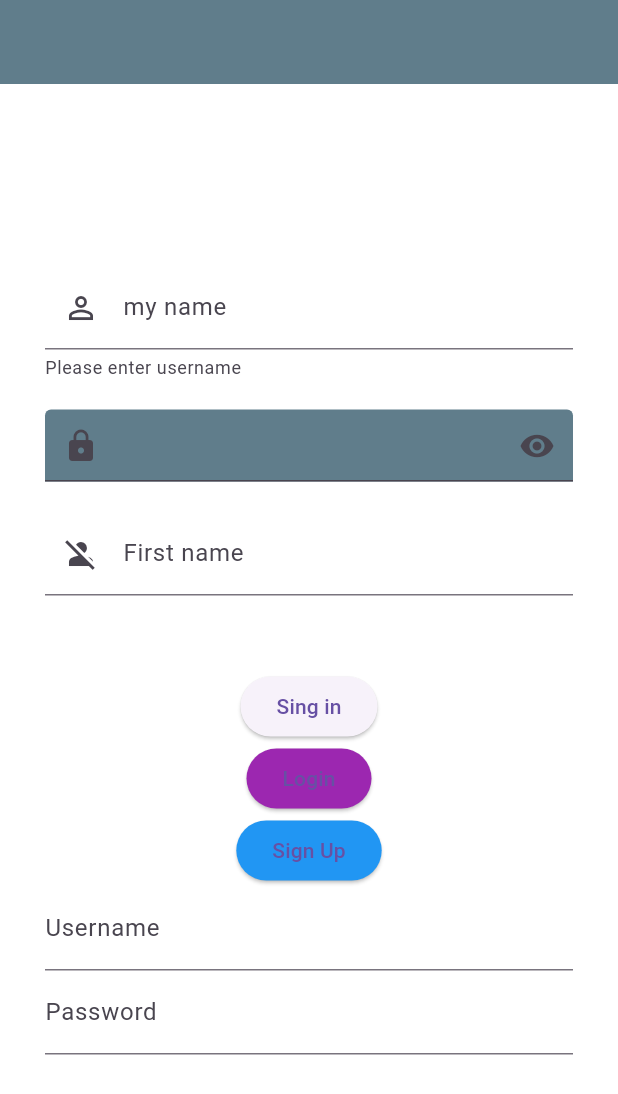
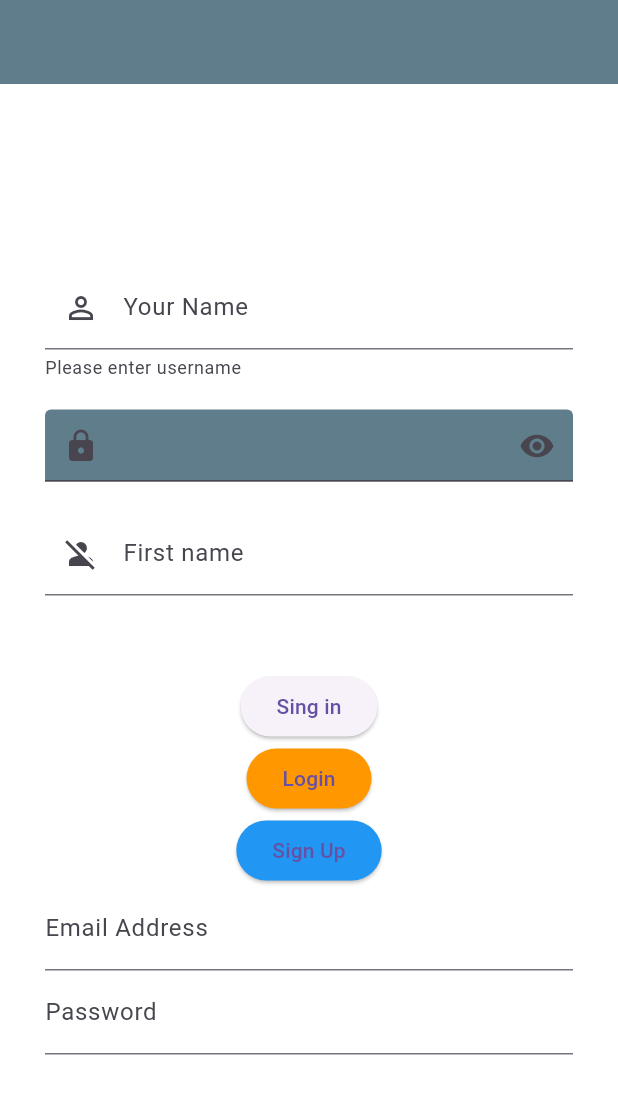
Before and after one commit to manikanta476/hike_messenger, a Flutter app: the screen it shows after launch, on a phone screen of 412 x 824 dp. Shown: the top 1094 px of the screen. Run offline on Flutter 3.47's test engine with Material 3 defaults, Android fonts, the phone set to English and light mode, and no system bars.

Commit message:
Updated the constant files
1. button constants
2. text constants
3. web constants

```diff
--- a/lib/constants/color_constants.dart
+++ b/lib/constants/color_constants.dart
@@ -3,7 +3,7 @@ import 'package:flutter/material.dart';
 
 class ColorConstants {
 
-  static const Color appPrimaryColor = Colors.blue;
+  static const Color appPrimaryColor = Colors.purple;
   static const Color appSecondaryColor = Colors.red;
   static const Color textColor = Colors.black;
   static const Color secondaryTextColor = Colors.grey;
--- a/lib/constants/text_constants.dart
+++ b/lib/constants/text_constants.dart
@@ -3,5 +3,5 @@ import 'package:flutter/material.dart';
 
 class TextConstants {
   static const String loginText = "Sing in";
-  static const String username = "my name";
+  static const String username = "Your Name";
 }
--- a/lib/contants/web_constants.dart
+++ b/lib/contants/web_constants.dart
@@ -6,4 +6,5 @@ class WebConstants {
   static const String prodBaseUrl = "https://fakestoreapi.com/";
   static const String getAlbumsList = "${devBaseUrl}albums/";
   static const String getProductsList = "${prodBaseUrl}products";
+  static const String getProductsDetails = "${prodBaseUrl}products";
 }
--- a/lib/custom_widgets/button_constants.dart
+++ b/lib/custom_widgets/button_constants.dart
@@ -1,7 +1,7 @@
 import 'package:flutter/material.dart';
 
 
-Widget rectangleRoundedCornerButton(String btnTitle, Function onClick, {Color btnBGColor = Colors.purple}) {
+Widget rectangleRoundedCornerButton(String btnTitle, Function onClick, {Color btnBGColor = Colors.orange}) {
   return ElevatedButton(
       onPressed: (){
         onClick();
--- a/lib/login_module/login_screen.dart
+++ b/lib/login_module/login_screen.dart
@@ -96,7 +96,7 @@ class _LoginScreenState extends State<LoginScreen> {
                 },
                 btnBGColor: Colors.blue),
 
-            customTextInputField("Username"),
+            customTextInputField("Email Address"),
             customTextInputField("Password"),
           ],
         ),
```
